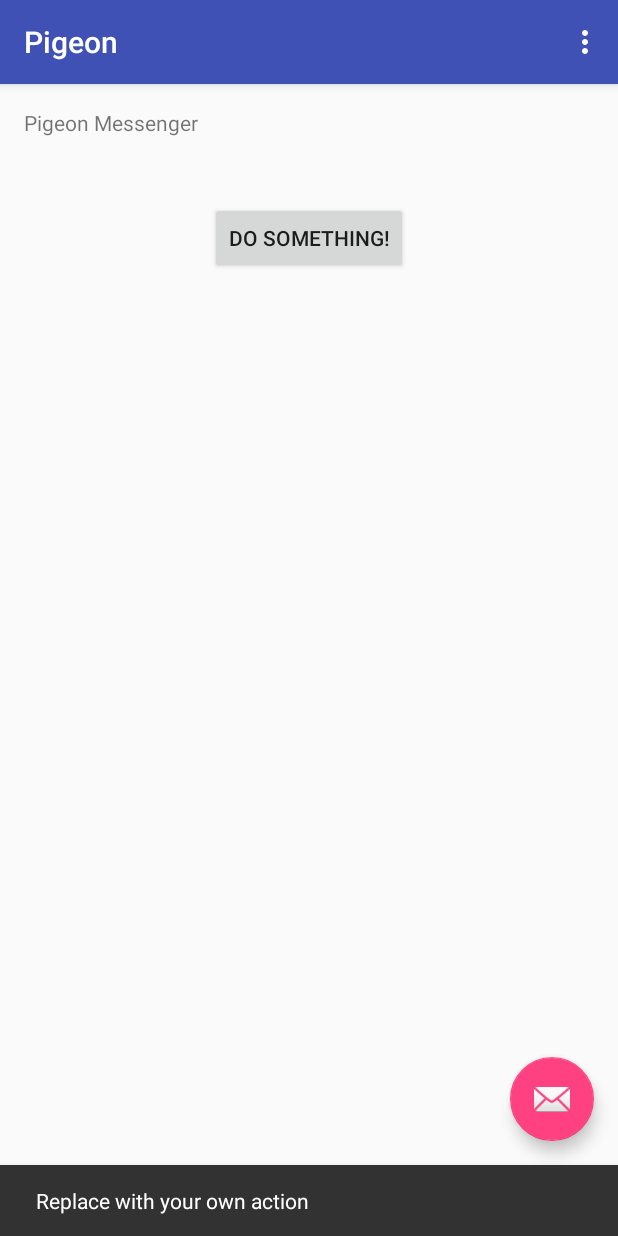
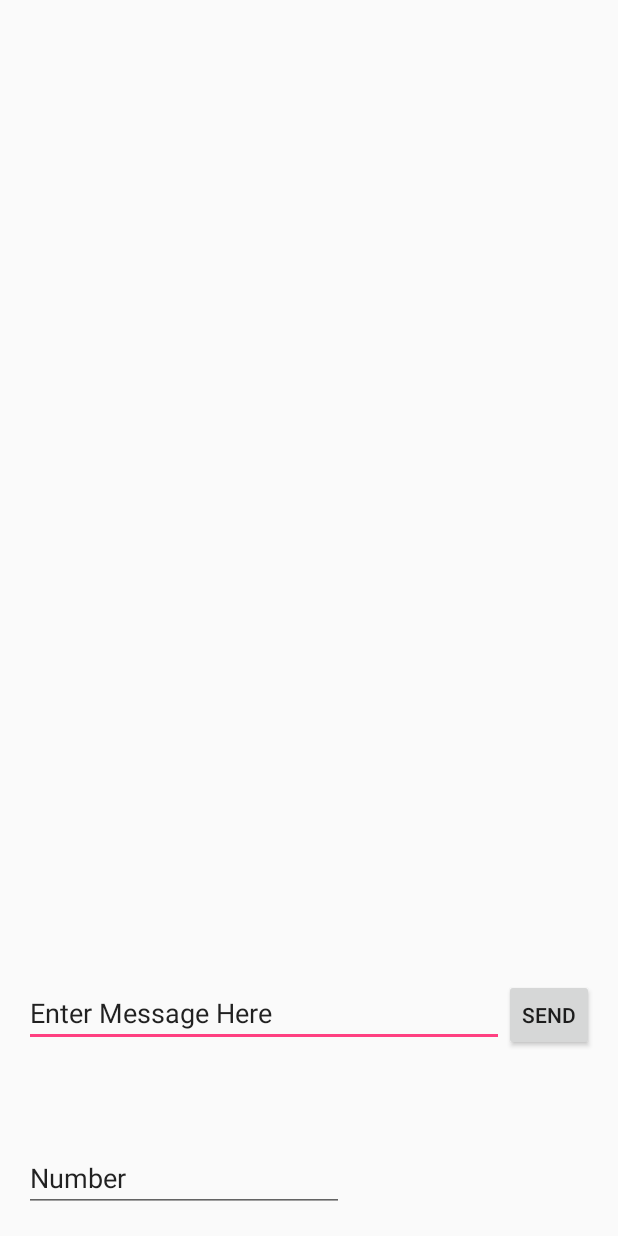
Before and after one commit to RyanTanWJ/FBHackathon2016, an Android app: the screen it shows after launch (MainActivity before the commit, MessengerApp after it), after a tap on an icon or button, on a phone screen of 412 x 824 dp. Run offline under Robolectric (Android 15) with nearby library versions, the phone set to English and light mode, and no system bars.

Commit message:
Got MessengerApp Activity working

```diff
--- a/android/Pigeon/app/src/main/java/com/hackathon/walrus/pigeon/MainActivity.java
+++ b/android/Pigeon/app/src/main/java/com/hackathon/walrus/pigeon/MainActivity.java
@@ -1,20 +1,11 @@
 package com.hackathon.walrus.pigeon;
 
-import android.app.Activity;
-import android.content.Context;
 import android.content.Intent;
-import android.graphics.Bitmap;
-import android.graphics.Canvas;
-import android.graphics.Color;
-import android.graphics.Paint;
-import android.graphics.Path;
 import android.os.Bundle;
 import android.support.design.widget.FloatingActionButton;
-import android.support.design.widget.Snackbar;
 import android.support.v7.app.AppCompatActivity;
 import android.support.v7.widget.Toolbar;
 import android.util.Log;
-import android.view.MotionEvent;
 import android.view.View;
 import android.view.Menu;
 import android.view.MenuItem;
@@ -34,8 +25,10 @@ public class MainActivity extends AppCompatActivity {
         fab.setOnClickListener(new View.OnClickListener() {
             @Override
             public void onClick(View view) {
-                Snackbar.make(view, "Replace with your own action", Snackbar.LENGTH_LONG)
-                        .setAction("Action", null).show();
+                Intent i = new Intent(getApplicationContext(), MessengerApp.class);
+                startActivity(i);
+                /*Snackbar.make(view, "Replace with your own action", Snackbar.LENGTH_LONG)
+                        .setAction("Action", null).show();*/
             }
         });
 
--- a/android/Pigeon/app/src/main/java/com/hackathon/walrus/pigeon/Messenger.java
+++ b/android/Pigeon/app/src/main/java/com/hackathon/walrus/pigeon/MessengerApp.java
@@ -17,7 +17,7 @@ import android.widget.Toast;
 /**
  * Created by riot94 on 3/9/2016.
  */
-public class Messenger extends Activity {
+public class MessengerApp extends Activity {
     Button sendSMS;
     EditText msgTxt;
     EditText numTxt;
@@ -66,7 +66,7 @@ public class Messenger extends Activity {
             public void onReceive(Context arg0, Intent arg1){
                 switch(getResultCode()){
                     case Activity.RESULT_OK:
-                        Toast.makeText(Messenger.this, "SMS sent", Toast.LENGTH_LONG).show();
+                        Toast.makeText(MessengerApp.this, "SMS sent", Toast.LENGTH_LONG).show();
                         break;
                     case SmsManager.RESULT_ERROR_GENERIC_FAILURE:
                         Toast.makeText(getBaseContext(), "Generic Failure", Toast.LENGTH_LONG).show();
@@ -82,7 +82,7 @@ public class Messenger extends Activity {
             public void onReceive(Context arg0, Intent arg1){
                 switch(getResultCode()){
                     case Activity.RESULT_OK:
-                        Toast.makeText(Messenger.this, "SMS sent", Toast.LENGTH_LONG).show();
+                        Toast.makeText(MessengerApp.this, "SMS sent", Toast.LENGTH_LONG).show();
                         break;
                     case Activity.RESULT_CANCELED:
                         Toast.makeText(getBaseContext(), "SMS not delivered", Toast.LENGTH_LONG).show();
```
